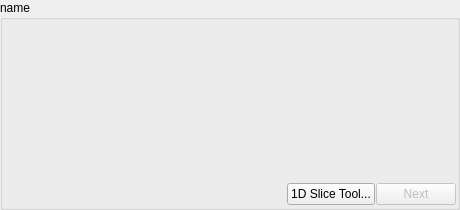
Old version of the form code/display/region/SlicerStats.ui in the repository radio-astro/casa.
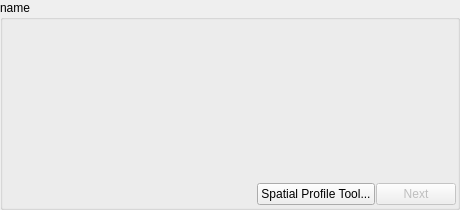
New version of the form.

Commit message: New Development: No             JIRA Issue: CAS-5738         Ready for Test: Yes      Interface Changes: No What Interface Changed: Please list interface changes          Test Programs: List test programs   Put in Release Notes: No              Module(s): Viewer/Slice Tool            Description: Fix of Slice bugs 1. Crash in tool dialog 2. Rename from 1D Slice to Spatial Profile 3. Can't click inside region.

```diff
--- a/code/display/region/SlicerStats.ui
+++ b/code/display/region/SlicerStats.ui
@@ -81,7 +81,7 @@
         <string>Display complete 1D slice functionality.</string>
        </property>
        <property name="text">
-        <string>1D Slice Tool...</string>
+        <string>Spatial Profile Tool...</string>
        </property>
       </widget>
      </item>
```
The commit also changes 2 other files.
